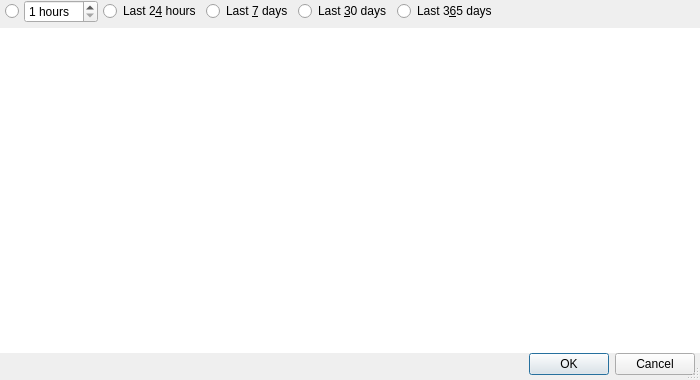
Qt form graphdialog.ui (friggob/qtTemp) before a commit.
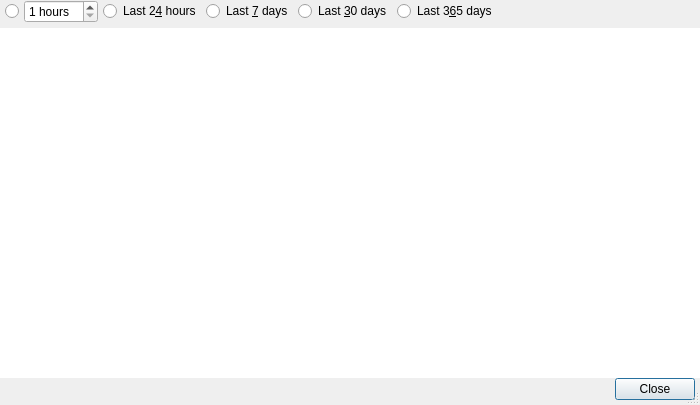
The same form after that commit.

Commit message: Added some legends to the graph, bumped version to 2.1.2.

Diff of the .ui file:
```diff
--- a/graphdialog.ui
+++ b/graphdialog.ui
@@ -7,7 +7,7 @@
     <x>0</x>
     <y>0</y>
     <width>700</width>
-    <height>380</height>
+    <height>405</height>
    </rect>
   </property>
   <property name="mouseTracking">
@@ -154,7 +154,7 @@
         <enum>Qt::Horizontal</enum>
        </property>
        <property name="standardButtons">
-        <set>QDialogButtonBox::Cancel|QDialogButtonBox::Ok</set>
+        <set>QDialogButtonBox::Close</set>
        </property>
        <property name="centerButtons">
         <bool>false</bool>
```
Left out of the diff: 8 changed lines with no effect on the pictures. The commit also changes 1 other file.
